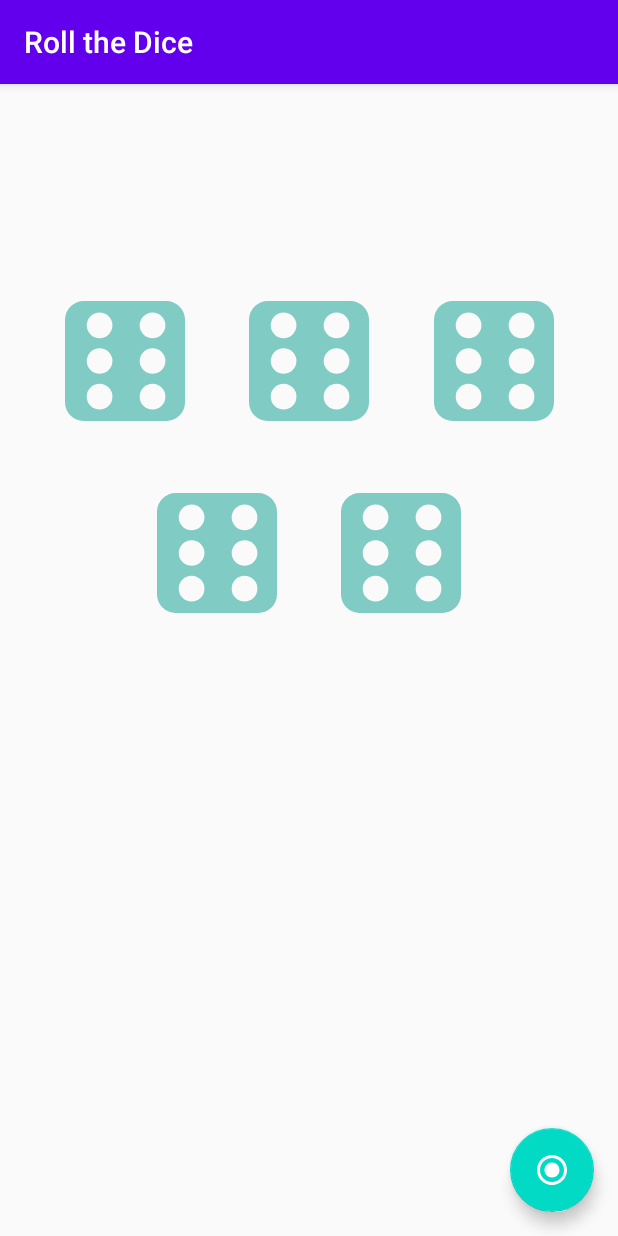
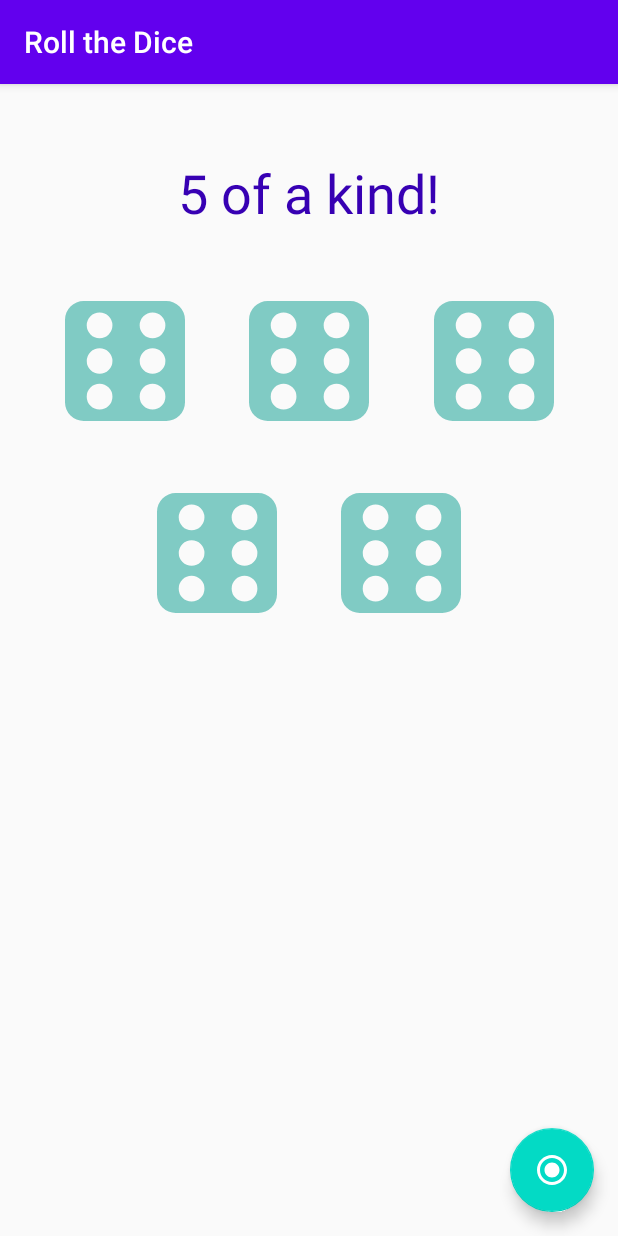
Before and after one commit to AnelCC/Internationalization, an Android app: the screen it shows after launch (MainActivity), on a phone screen of 412 x 824 dp. Run offline under Robolectric (Android 15) with nearby library versions, the phone set to English and light mode, and no system bars.

```diff
--- a/app/src/main/java/com/anelcc/andarchitect/Constants.kt
+++ b/app/src/main/java/com/anelcc/andarchitect/Constants.kt
@@ -1,3 +1,5 @@
 package com.anelcc.andarchitect
 
 const val LOG_TAG = "roll_the_dice"
+const val HEADLINE_TEXT = "headline_text"
+const val DICE_COLLECTION ="dice_collection"
--- a/app/src/main/java/com/anelcc/andarchitect/MainActivity.kt
+++ b/app/src/main/java/com/anelcc/andarchitect/MainActivity.kt
@@ -14,6 +14,8 @@ this is called separations of concerns.
 How to separate concerns among different kinds of classes.
 */
 class MainActivity : AppCompatActivity() {
+    private lateinit var dice: IntArray
+    private lateinit var headlineText: String
 
     private val imageViews by lazy {
         arrayOf<ImageView>(
@@ -39,19 +41,21 @@ class MainActivity : AppCompatActivity() {
 
         fab.setOnClickListener { fabClickHandler() }
 
-        headline.text = getString(R.string.welcome)
+        headlineText = savedInstanceState?.getString(HEADLINE_TEXT)
+            ?: getString(R.string.welcome)
+        dice = savedInstanceState?.getIntArray(DICE_COLLECTION)
+            ?: intArrayOf(6, 6, 6, 6, 6)
 
-        for (imageView in imageViews) {
-            imageView.setImageResource(R.drawable.die_6)
-        }
+        updateDisplay()
     }
 
     private fun fabClickHandler() {
-        val dice = DiceHelper.rollDice()
-        updateDisplay(dice)
+        dice = DiceHelper.rollDice()
+        headlineText = DiceHelper.evaluateDice(this, dice)
+        updateDisplay()
     }
 
-    private fun updateDisplay(dice: IntArray) {
+    private fun updateDisplay() {
         for (i in 0 until imageViews.size) {
             val drawableId = when (dice[i]) {
                 1 -> R.drawable.die_1
@@ -66,4 +70,10 @@ class MainActivity : AppCompatActivity() {
         }
         headline.text = DiceHelper.evaluateDice(this, dice)
     }
+
+    override fun onSaveInstanceState(outState: Bundle) {
+        outState?.putString(HEADLINE_TEXT, headlineText)
+        outState?.putIntArray(DICE_COLLECTION, dice)
+        super.onSaveInstanceState(outState)
+    }
 }
--- /dev/null
+++ b/app/src/main/res/layout-land/content_main.xml
@@ -0,0 +1,76 @@
+<?xml version="1.0" encoding="utf-8"?>
+<androidx.constraintlayout.widget.ConstraintLayout
+    xmlns:android="http://schemas.android.com/apk/res/android"
+    xmlns:tools="http://schemas.android.com/tools"
+    xmlns:app="http://schemas.android.com/apk/res-auto"
+    android:layout_width="match_parent"
+    android:layout_height="match_parent"
+    app:layout_behavior="@string/appbar_scrolling_view_behavior"
+    tools:showIn="@layout/activity_main"
+    tools:context=".MainActivity">
+
+    <TextView
+        android:id="@+id/headline"
+        android:layout_width="wrap_content"
+        android:layout_height="wrap_content"
+        android:text="@string/roll_em"
+        android:textColor="@color/colorPrimaryDark"
+        app:layout_constraintTop_toTopOf="parent"
+        app:layout_constraintStart_toStartOf="parent"
+        app:layout_constraintEnd_toEndOf="parent"
+        android:layout_marginTop="@dimen/headline_margin"
+        android:layout_marginBottom="@dimen/headline_margin"
+        android:textSize="36sp"/>
+
+    <ImageView
+        android:id="@+id/die1"
+        android:layout_width="@dimen/die_dimen"
+        android:layout_height="@dimen/die_dimen"
+        android:src="@drawable/die_1"
+        android:contentDescription="@string/no_dice"
+        app:layout_constraintTop_toBottomOf="@+id/headline"
+        app:layout_constraintStart_toStartOf="parent"
+        app:layout_constraintEnd_toStartOf="@+id/die2"
+        android:layout_marginTop="@dimen/dice_vertical_margin"/>
+
+    <ImageView
+        android:id="@+id/die2"
+        android:layout_width="@dimen/die_dimen"
+        android:layout_height="@dimen/die_dimen"
+        android:src="@drawable/die_2"
+        android:contentDescription="@string/no_dice"
+        app:layout_constraintStart_toEndOf="@+id/die1"
+        app:layout_constraintEnd_toStartOf="@+id/die3"
+        app:layout_constraintTop_toTopOf="@+id/die1"/>
+
+    <ImageView
+        android:id="@+id/die3"
+        android:layout_width="@dimen/die_dimen"
+        android:layout_height="@dimen/die_dimen"
+        android:src="@drawable/die_3"
+        android:contentDescription="@string/no_dice"
+        app:layout_constraintStart_toEndOf="@+id/die2"
+        app:layout_constraintEnd_toStartOf="@+id/die4"
+        app:layout_constraintTop_toTopOf="@+id/die2"/>
+
+    <ImageView
+        android:id="@+id/die4"
+        android:layout_width="@dimen/die_dimen"
+        android:layout_height="@dimen/die_dimen"
+        android:src="@drawable/die_4"
+        android:contentDescription="@string/no_dice"
+        app:layout_constraintStart_toEndOf="@+id/die3"
+        app:layout_constraintEnd_toStartOf="@+id/die5"
+        app:layout_constraintTop_toTopOf="@+id/die3"/>
+
+    <ImageView
+        android:id="@+id/die5"
+        android:layout_width="@dimen/die_dimen"
+        android:layout_height="@dimen/die_dimen"
+        android:src="@drawable/die_5"
+        android:contentDescription="@string/no_dice"
+        app:layout_constraintStart_toEndOf="@+id/die4"
+        app:layout_constraintEnd_toEndOf="parent"
+        app:layout_constraintTop_toTopOf="@+id/die4"/>
+
+</androidx.constraintlayout.widget.ConstraintLayout>
```
